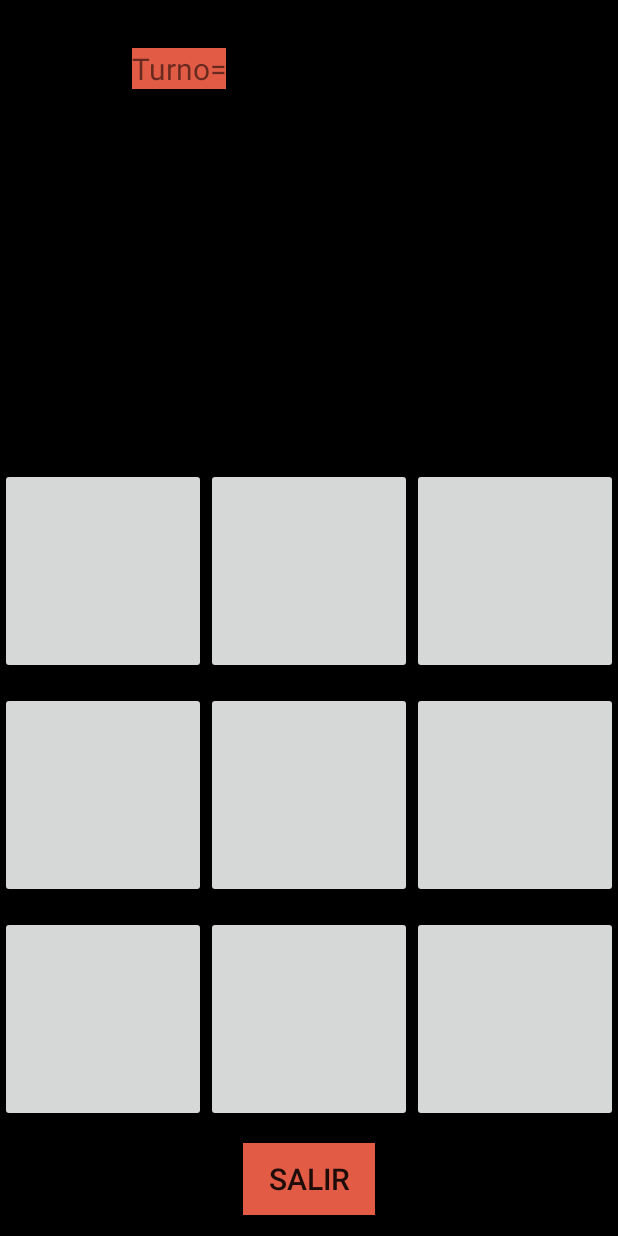
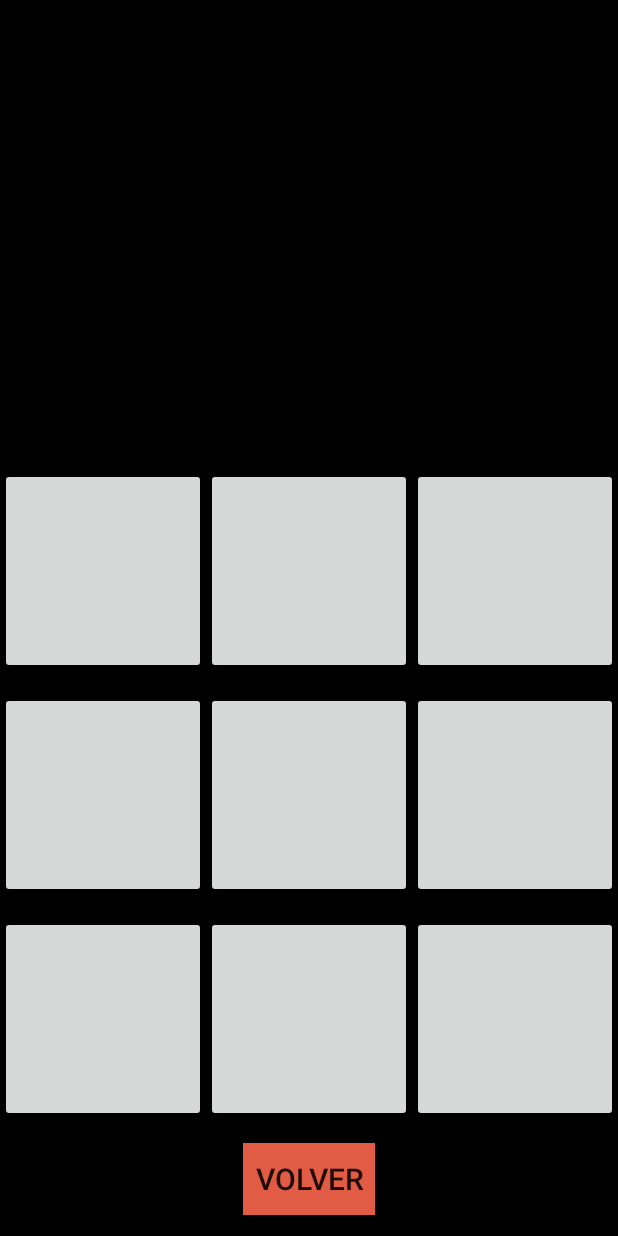
Before and after one commit to facutopa/TaTeTi, an Android app: the layout activity_juego.xml on its own in the app's theme, with its tools: preview values and no code run, on a phone screen of 412 x 824 dp. Run offline under Robolectric (Android 15) with nearby library versions, the phone set to English and light mode, and no system bars.

Commit message:
Actualización en Lógica.

```diff
--- a/app/src/main/AndroidManifest.xml
+++ b/app/src/main/AndroidManifest.xml
@@ -15,8 +15,7 @@
         tools:targetApi="31">
         <activity
             android:name=".MainActivity"
-            android:exported="true"
-            android:parentActivityName=".MainActivity">
+            android:exported="true">
             <intent-filter>
                 <action android:name="android.intent.action.MAIN" />
                 <category android:name="android.intent.category.LAUNCHER" />
--- a/app/src/main/res/layout/activity_juego.xml
+++ b/app/src/main/res/layout/activity_juego.xml
@@ -123,7 +123,6 @@
         android:layout_height="wrap_content"
         android:shadowColor="#FFFFFF"
         android:shadowRadius="0"
-        android:text="@string/resultado_texto"
         android:textSize="40sp"
         android:visibility="visible"
         app:layout_constraintBottom_toTopOf="@+id/b2"
@@ -145,29 +144,4 @@
         app:layout_constraintStart_toStartOf="parent"
         app:layout_constraintTop_toBottomOf="@+id/b8" />
 
-    <TextView
-        android:id="@+id/textViewTurno"
-        android:layout_width="wrap_content"
-        android:layout_height="wrap_content"
-        android:layout_marginStart="88dp"
-        android:layout_marginLeft="88dp"
-        android:layout_marginTop="32dp"
-        android:background="#e25b45"
-        android:text="@string/turno_texto"
-        android:textSize="20sp"
-        app:layout_constraintStart_toStartOf="parent"
-        app:layout_constraintTop_toTopOf="parent" />
-
-    <TextView
-        android:id="@+id/textViewTurnoQuien"
-        android:layout_width="wrap_content"
-        android:layout_height="wrap_content"
-        android:layout_marginTop="32dp"
-        android:text=""
-        android:textSize="20sp"
-        app:layout_constraintEnd_toEndOf="parent"
-        app:layout_constraintHorizontal_bias="0.188"
-        app:layout_constraintStart_toEndOf="@+id/textViewTurno"
-        app:layout_constraintTop_toTopOf="parent" />
-
 </androidx.constraintlayout.widget.ConstraintLayout>
--- a/app/src/main/res/layout/activity_main.xml
+++ b/app/src/main/res/layout/activity_main.xml
@@ -11,7 +11,7 @@
         android:id="@+id/button"
         android:layout_width="wrap_content"
         android:layout_height="wrap_content"
-        android:text="1 JUGADOR"
+        android:text="JUGAR"
         app:layout_constraintBottom_toTopOf="@+id/button2"
         app:layout_constraintEnd_toEndOf="parent"
         app:layout_constraintHorizontal_bias="0.498"
--- a/app/src/main/res/values/strings.xml
+++ b/app/src/main/res/values/strings.xml
@@ -2,7 +2,7 @@
     <string name="app_name">TaTeTi</string>
     <string name="resultado_texto">¡Ganaste!</string>
     <string name="turno_texto">Turno= </string>
-    <string name="boton_Salir">Salir</string>
+    <string name="boton_Salir">Volver</string>
     <string name="boton_1Jugador">1 Jugador</string>
     <string name="boton_2Jugadores">2 Jugadores</string>
 </resources>
```
Also changed, not shown: app/src/main/java/com/progAvanz2/tatetiTLS/Juego.java (+15 -21 lines).
